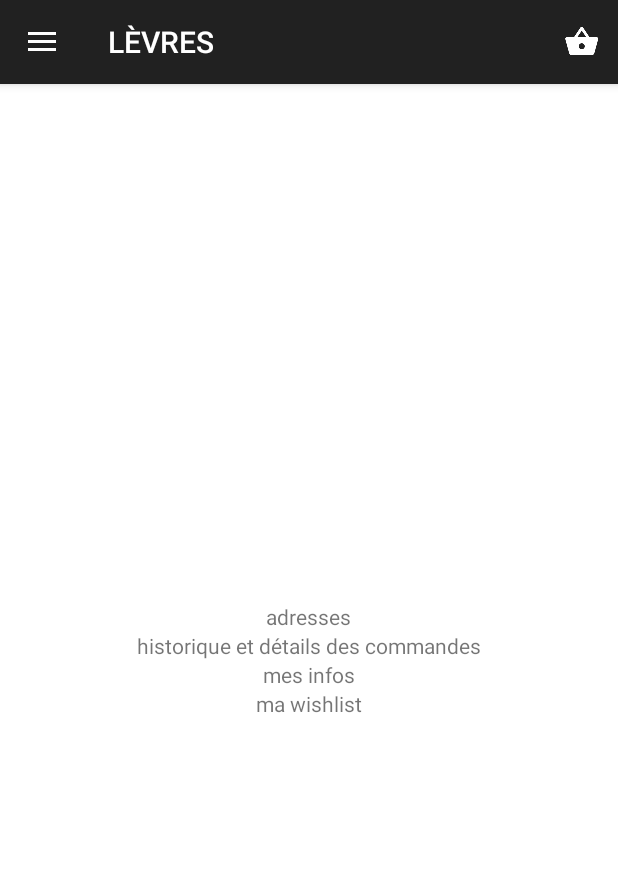
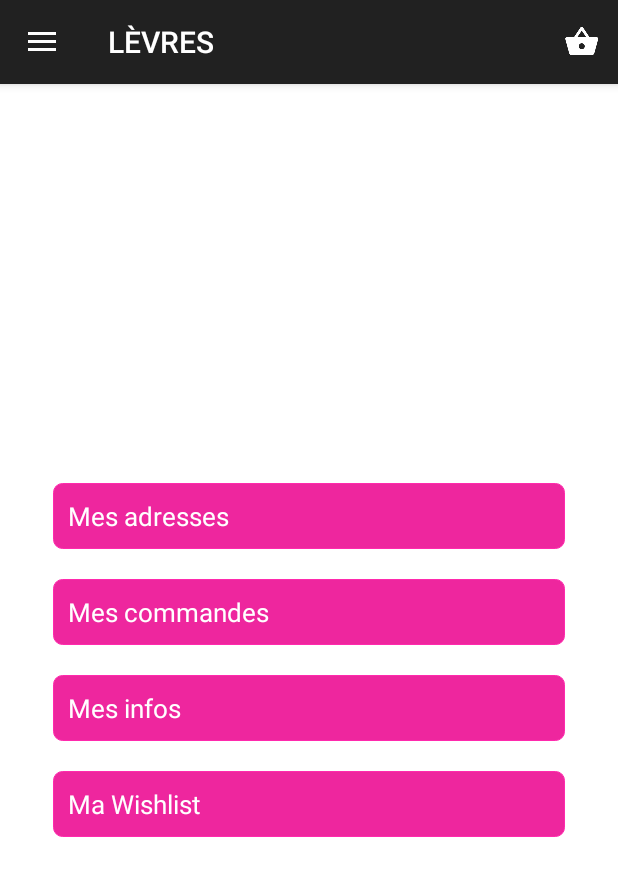
Before and after one commit to Michaos/android-maquillage, an Android app: the fragment FragmentMonCompte placed in its activity, on a phone screen of 412 x 824 dp. Shown: the top 876 px of the screen. Run offline under Robolectric (Android 15) with nearby library versions, the phone set to English and light mode, and no system bars; 1 statement that could not run was skipped.

Commit message:
uptade design

```diff
--- a/app/src/main/java/brostore/maquillage/view/FragmentCompte.java
+++ b/app/src/main/java/brostore/maquillage/view/FragmentCompte.java
@@ -26,9 +26,10 @@ public class FragmentCompte extends Fragment {
         public void onReceive(Context context, Intent intent) {
             if (intent.getAction().equals("OK CONNECT")) {
                 FragmentMonCompte fmc = new FragmentMonCompte();
-                getActivity().getSupportFragmentManager().beginTransaction().replace(R.id.content_frame, fmc).commit();
+                //getActivity().getSupportFragmentManager().beginTransaction().replace(R.id.content_frame, fmc).commit();
             }else{
                 Toast.makeText(getActivity(), "ERROR", Toast.LENGTH_SHORT).show();
+                rootView.findViewById(R.id.loadinglayout).setVisibility(View.INVISIBLE);
             }
         }
     };
--- a/app/src/main/res/layout/activity_product.xml
+++ b/app/src/main/res/layout/activity_product.xml
@@ -119,7 +119,10 @@
                 style="?android:attr/progressBarStyleSmall"
                 android:layout_width="wrap_content"
                 android:layout_height="wrap_content"
-                android:layout_gravity="center" />
+                android:layout_gravity="center"
+                android:indeterminate="true"
+                android:indeterminateTint="@color/rose"
+                android:indeterminateTintMode="src_in" />
 
             <TextView
                 android:id="@+id/stock"
--- a/app/src/main/res/layout/frag_mon_compte.xml
+++ b/app/src/main/res/layout/frag_mon_compte.xml
@@ -6,24 +6,55 @@
     android:orientation="vertical">
 
     <TextView
-        android:layout_width="wrap_content"
+        android:id="@+id/adresses"
+        android:layout_width="match_parent"
         android:layout_height="wrap_content"
-        android:text="adresses"/>
+        android:layout_marginLeft="35dp"
+        android:layout_marginRight="35dp"
+        android:background="@drawable/button"
+        android:padding="10dp"
+        android:text="Mes adresses"
+        android:textColor="@color/white"
+        android:textSize="17sp" />
 
     <TextView
-        android:layout_width="wrap_content"
+        android:id="@+id/commandes"
+        android:layout_width="match_parent"
         android:layout_height="wrap_content"
-        android:text="historique et détails des commandes"/>
+        android:layout_marginLeft="35dp"
+        android:layout_marginRight="35dp"
+        android:layout_marginTop="20dp"
+        android:background="@drawable/button"
+        android:padding="10dp"
+        android:text="Mes commandes"
+        android:textColor="@color/white"
+        android:textSize="17sp" />
 
     <TextView
-        android:layout_width="wrap_content"
+        android:id="@+id/infos"
+        android:layout_width="match_parent"
         android:layout_height="wrap_content"
-        android:text="mes infos"/>
+        android:layout_marginLeft="35dp"
+        android:layout_marginRight="35dp"
+        android:layout_marginTop="20dp"
+        android:background="@drawable/button"
+        android:padding="10dp"
+        android:text="Mes infos"
+        android:textColor="@color/white"
+        android:textSize="17sp" />
 
     <TextView
-        android:layout_width="wrap_content"
+        android:id="@+id/connexion"
+        android:layout_width="match_parent"
         android:layout_height="wrap_content"
-        android:text="ma wishlist"/>
+        android:layout_marginLeft="35dp"
+        android:layout_marginRight="35dp"
+        android:layout_marginTop="20dp"
+        android:background="@drawable/button"
+        android:padding="10dp"
+        android:text="Ma Wishlist"
+        android:textColor="@color/white"
+        android:textSize="17sp" />
 
 
 </LinearLayout>
--- a/app/src/main/res/values/strings.xml
+++ b/app/src/main/res/values/strings.xml
@@ -8,5 +8,10 @@
     <string name="navigation_drawer_close">close</string>
 
     <string name="facebook_app_id">__FACEBOOK_APP_ID__</string>
+    <string name="prenom">Prénom</string>
+    <string name="nom">Nom</string>
+    <string name="email">E-mail</string>
+    <string name="ddn">Date de naissance : </string>
+    <string name="champs"><![CDATA[<![CDATA[<font color=\"#ff2aad\">*</font> champs obligatoires]]></string>
 
 </resources>
```
Also changed, not shown: app/src/main/res/drawable/checkbox.xml (added, +8 -0 lines), app/src/main/res/drawable/checkbox_checked.xml (added, +19 -0 lines), app/src/main/res/drawable/checkbox_unchecked.xml (added, +20 -0 lines), app/src/main/res/drawable/progress.xml (added, +41 -0 lines), app/src/main/res/layout/frag_compte.xml (+28 -24 lines), app/src/main/res/layout/frag_mes_infos.xml (added, +211 -0 lines), app/src/main/res/layout/frag_products.xml (+18 -4 lines), app/src/main/res/layout/item_footer.xml (+10 -6 lines).
